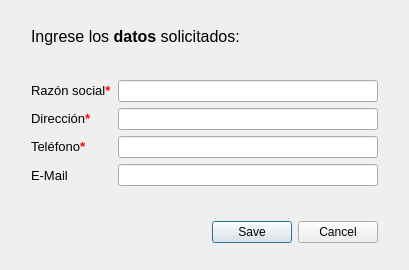
First picture: the form in windows/templates/newproveedor.ui, repository HitomiD/Proyecto-Desarrollo, before the edit.
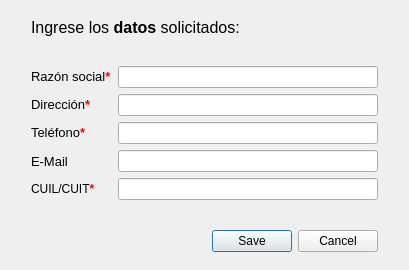
Second picture: the form after the edit.

Diff of the .ui file:
```diff
--- a/windows/templates/newproveedor.ui
+++ b/windows/templates/newproveedor.ui
@@ -93,7 +93,7 @@
        <item row="1" column="1">
         <widget class="QLineEdit" name="lnEditRazonSocial"/>
        </item>
-       <item row="2" column="0">
+       <item row="3" column="0">
         <widget class="QLabel" name="lblDireccion">
          <property name="font">
           <font>
@@ -105,10 +105,10 @@
          </property>
         </widget>
        </item>
-       <item row="2" column="1">
+       <item row="3" column="1">
         <widget class="QLineEdit" name="lnEditDireccion"/>
        </item>
-       <item row="3" column="0">
+       <item row="5" column="0">
         <widget class="QLabel" name="lblTelefono">
          <property name="font">
           <font>
@@ -120,13 +120,13 @@
          </property>
         </widget>
        </item>
-       <item row="3" column="1">
+       <item row="5" column="1">
         <widget class="QLineEdit" name="lnEditTelefono"/>
        </item>
-       <item row="4" column="1">
+       <item row="6" column="1">
         <widget class="QLineEdit" name="lnEditEmail"/>
        </item>
-       <item row="4" column="0">
+       <item row="6" column="0">
         <widget class="QLabel" name="lblEmail">
          <property name="font">
           <font>
@@ -141,6 +141,16 @@
          </property>
         </widget>
        </item>
+       <item row="7" column="0">
+        <widget class="QLabel" name="labelCUIT">
+         <property name="text">
+          <string>&lt;html&gt;&lt;head/&gt;&lt;body&gt;&lt;p&gt;CUIL/CUIT&lt;span style=&quot; font-weight:700; color:#ff0000;&quot;&gt;*&lt;/span&gt;&lt;/p&gt;&lt;/body&gt;&lt;/html&gt;</string>
+         </property>
+        </widget>
+       </item>
+       <item row="7" column="1">
+        <widget class="QLineEdit" name="lnEditCUIT"/>
+       </item>
       </layout>
      </item>
      <item>
```
